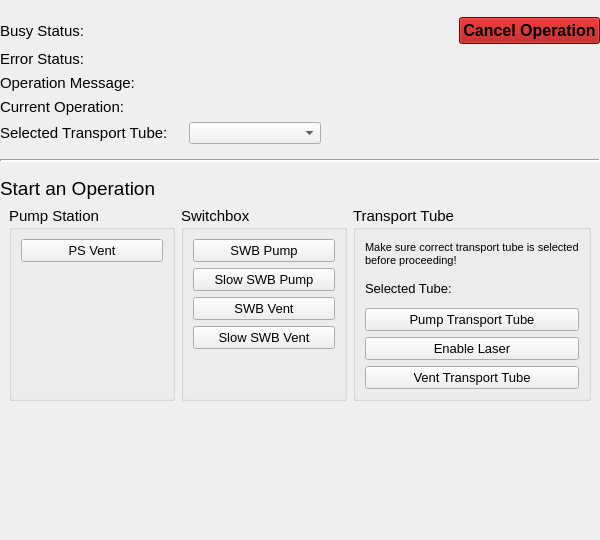
First picture: the form in operations.ui, repository pcdshub/l2si-beam-transport-system-displays, before the edit.
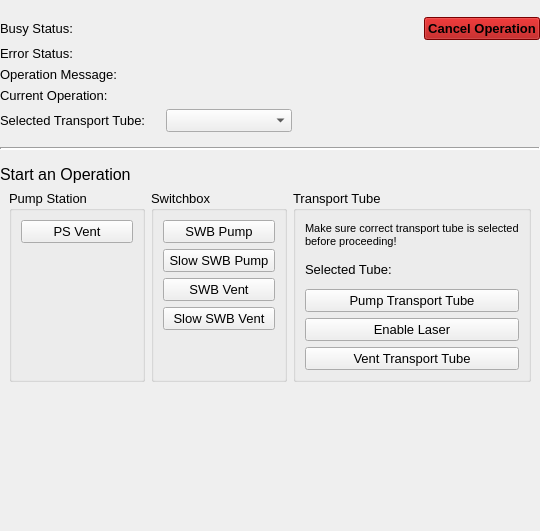
Second picture: the form after the edit. Custom widgets are drawn as their Qt base class.

Commit message: Improved sizing on smaller screens

What changed in the file:
```diff
--- a/operations.ui
+++ b/operations.ui
@@ -6,8 +6,8 @@
    <rect>
     <x>0</x>
     <y>0</y>
-    <width>600</width>
-    <height>540</height>
+    <width>540</width>
+    <height>531</height>
    </rect>
   </property>
   <property name="sizePolicy">
@@ -67,6 +67,11 @@
          <verstretch>0</verstretch>
         </sizepolicy>
        </property>
+       <property name="font">
+        <font>
+         <pointsize>10</pointsize>
+        </font>
+       </property>
        <property name="toolTip">
         <string/>
        </property>
@@ -82,7 +87,7 @@
       <widget class="PyDMLabel" name="PyDMLabel_10">
        <property name="font">
         <font>
-         <pointsize>11</pointsize>
+         <pointsize>10</pointsize>
         </font>
        </property>
        <property name="toolTip">
@@ -100,7 +105,7 @@
       <widget class="PyDMLabel" name="PyDMLabel_6">
        <property name="font">
         <font>
-         <pointsize>11</pointsize>
+         <pointsize>10</pointsize>
         </font>
        </property>
        <property name="toolTip">
@@ -118,7 +123,7 @@
       <widget class="PyDMLabel" name="PyDMLabel_3">
        <property name="font">
         <font>
-         <pointsize>11</pointsize>
+         <pointsize>10</pointsize>
         </font>
        </property>
        <property name="toolTip">
@@ -133,7 +138,7 @@
       <widget class="PyDMLabel" name="PyDMLabel_5">
        <property name="font">
         <font>
-         <pointsize>11</pointsize>
+         <pointsize>10</pointsize>
         </font>
        </property>
        <property name="toolTip">
@@ -148,7 +153,7 @@
       <widget class="PyDMLabel" name="PyDMLabel_2">
        <property name="font">
         <font>
-         <pointsize>11</pointsize>
+         <pointsize>10</pointsize>
         </font>
        </property>
        <property name="toolTip">
@@ -166,7 +171,7 @@
       <widget class="PyDMLabel" name="PyDMLabel_9">
        <property name="font">
         <font>
-         <pointsize>11</pointsize>
+         <pointsize>10</pointsize>
         </font>
        </property>
        <property name="toolTip">
@@ -194,7 +199,7 @@
       <widget class="PyDMLabel" name="PyDMLabel">
        <property name="font">
         <font>
-         <pointsize>11</pointsize>
+         <pointsize>10</pointsize>
         </font>
        </property>
        <property name="toolTip">
@@ -209,7 +214,7 @@
       <widget class="PyDMPushButton" name="PyDMPushButton_2">
        <property name="font">
         <font>
-         <pointsize>12</pointsize>
+         <pointsize>10</pointsize>
          <weight>75</weight>
          <bold>true</bold>
         </font>
@@ -247,7 +252,7 @@
       <widget class="PyDMLabel" name="PyDMLabel_4">
        <property name="font">
         <font>
-         <pointsize>11</pointsize>
+         <pointsize>10</pointsize>
         </font>
        </property>
        <property name="toolTip">
@@ -265,7 +270,7 @@
       <widget class="PyDMLabel" name="PyDMLabel_15">
        <property name="font">
         <font>
-         <pointsize>11</pointsize>
+         <pointsize>10</pointsize>
         </font>
        </property>
        <property name="toolTip">
@@ -280,7 +285,7 @@
       <widget class="PyDMLabel" name="PyDMLabel_16">
        <property name="font">
         <font>
-         <pointsize>11</pointsize>
+         <pointsize>10</pointsize>
         </font>
        </property>
        <property name="toolTip">
@@ -342,7 +347,7 @@
     <widget class="PyDMLabel" name="PyDMLabel_11">
      <property name="font">
       <font>
-       <pointsize>14</pointsize>
+       <pointsize>12</pointsize>
       </font>
      </property>
      <property name="toolTip">
@@ -374,7 +379,7 @@
        </property>
        <property name="font">
         <font>
-         <pointsize>11</pointsize>
+         <pointsize>10</pointsize>
         </font>
        </property>
        <property name="title">
@@ -437,7 +442,7 @@
        </property>
        <property name="font">
         <font>
-         <pointsize>11</pointsize>
+         <pointsize>10</pointsize>
         </font>
        </property>
        <property name="title">
@@ -578,7 +583,7 @@
        </property>
        <property name="font">
         <font>
-         <pointsize>11</pointsize>
+         <pointsize>10</pointsize>
         </font>
        </property>
        <property name="title">
```
The commit also changes 1 other file.
